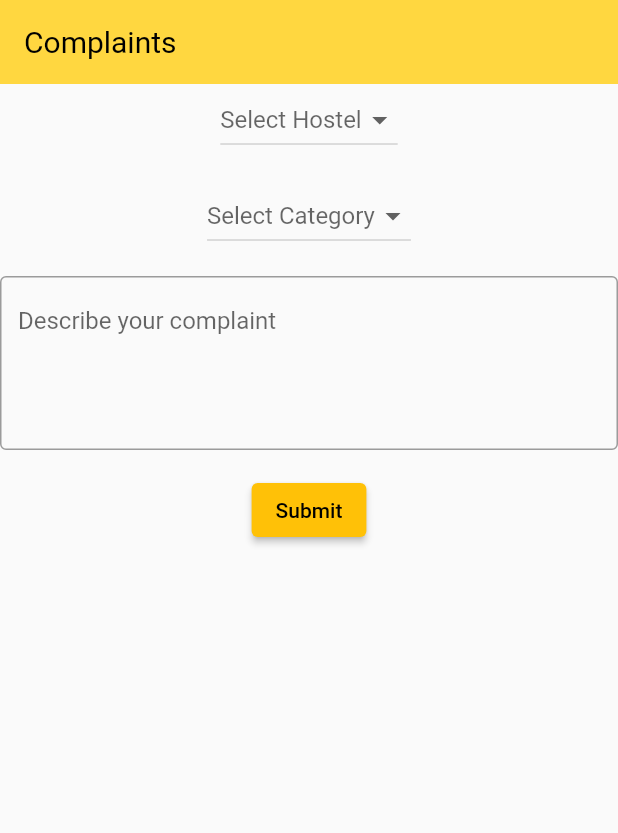
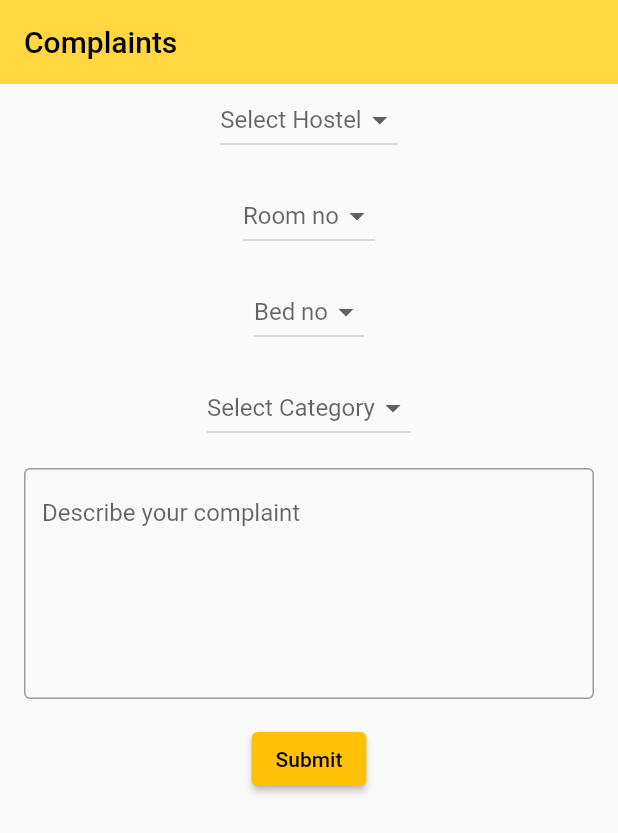
Before and after one commit to Khushi740/hostelhive, a Flutter app: the Complaints screen opened directly, on a phone screen of 412 x 824 dp. Shown: the top 833 px of the screen. Run offline on Flutter 3.47's test engine with Material 2 defaults, Android fonts, the phone set to English and light mode, and no system bars; our stand-ins replace curved_navigation_bar.

Commit message:
Updated UI of Complaints Screen
Signed-off-by: ishitag22 <ishitagaur4@gmail.com>

```diff
--- a/lib/complaints.dart
+++ b/lib/complaints.dart
@@ -8,25 +8,20 @@ class Complaints extends StatefulWidget {
 }
 
 class ComplaintsScreenState extends State<Complaints> {
-  String? hostel;
-  String? category;
-  TextEditingController descriptionController = TextEditingController();
-
-  var hostelNumbers = ["A", "B", "C", "D"];
-  var categories = ["Carpentry", "Cleaning", "Electrical", "Plumbing"];
-
   @override
   Widget build(BuildContext context) {
     return Scaffold(
       appBar: AppBar(
         title: Text(
           "Complaints",
-          style: TextStyle(color: Colors.black, fontWeight: FontWeight.w400),
+          style: TextStyle(color: Colors.black,),
         ),
         elevation: 0,
         backgroundColor: Colors.amberAccent,
       ),
-      body: ComplaintsForm(),
+      body: SingleChildScrollView(
+      child: ComplaintsForm(),
+      ),
     );
   }
 }
@@ -39,6 +34,8 @@ class ComplaintsForm extends StatefulWidget {
 class _ComplaintsFormState extends State<ComplaintsForm> {
   String? hostel;
   String? category;
+  int? room;
+  int? bed;
   TextEditingController descriptionController = TextEditingController();
 
   var hostelNumbers = ["A", "B", "C", "D"];
@@ -46,7 +43,14 @@ class _ComplaintsFormState extends State<ComplaintsForm> {
 
   @override
   Widget build(BuildContext context) {
-    return Column(
+    return
+    //   Padding(
+    //   padding: EdgeInsets.all(16.0),
+    //   child: Card(
+    // child: Padding(
+    //   padding: EdgeInsets.all(16.0),
+    // child:
+    Column(
       children: [
         DropdownButton<String>(
           value: hostel,
@@ -64,6 +68,40 @@ class _ComplaintsFormState extends State<ComplaintsForm> {
           }).toList(),
         ),
         SizedBox(height: 16),
+        DropdownButton<int>(
+          value: room,
+          hint: Text("Room no"),
+          onChanged: (newRoom) {
+            setState(() {
+              room = newRoom;
+            });
+          },
+          items: List.generate(40, (index) {
+            return DropdownMenuItem<int>(
+              value: index + 1,
+              child: Text((index + 1).toString()),
+            );
+          }),
+        ),
+
+        SizedBox(height: 16),
+        DropdownButton<int>(
+          value: bed,
+          hint: Text("Bed no"),
+          onChanged: (newBed) {
+            setState(() {
+              bed = newBed;
+            });
+          },
+          items: List.generate(4, (index) {
+            return DropdownMenuItem<int>(
+              value: index + 1,
+              child: Text((index + 1).toString()),
+            );
+          }),
+        ),
+
+        SizedBox(height: 16),
         DropdownButton<String>(
           value: category,
           hint: Text("Select Category"),
@@ -80,13 +118,17 @@ class _ComplaintsFormState extends State<ComplaintsForm> {
           }).toList(),
         ),
         SizedBox(height: 16),
-        TextFormField(
+        Container(
+    padding: EdgeInsets.symmetric(horizontal:16),
+        child: TextFormField(
           controller: descriptionController,
           decoration: InputDecoration(
             hintText: "Describe your complaint",
             border: OutlineInputBorder(),
+            focusedBorder: OutlineInputBorder(borderSide: BorderSide(color: Colors.amber)),
           ),
-          maxLines: 4,
+          maxLines: 6,
+        ),
         ),
         SizedBox(height: 16),
         ElevatedButton(
@@ -101,6 +143,9 @@ class _ComplaintsFormState extends State<ComplaintsForm> {
           ),
         ),
       ],
+    //),
+   // ),
+    //  ),
     );
   }
 }
--- a/lib/notice.dart
+++ b/lib/notice.dart
@@ -41,12 +41,16 @@ class noticeScreen extends State<notice> {
          ),
 
        body: Column(
+         crossAxisAlignment: CrossAxisAlignment.start,
          children: [
            SizedBox(height: 20,),
            Container(
+             child: Padding(
+               padding: EdgeInsets.only(left: 16),
              child: Text(
-               "Hello, Ishita!", style: TextStyle(color: Colors.black,fontSize: 24, fontWeight: FontWeight.w500), textAlign: TextAlign.left,
+               "Hello, Ishita!", style: TextStyle(color: Colors.black,fontSize: 24, fontWeight: FontWeight.w500)
              ),
+           ),
            ),
            Padding(
            padding: EdgeInsets.only(
@@ -95,8 +99,7 @@ class noticeScreen extends State<notice> {
              child: ListView.builder(
                itemCount: 5,
                itemBuilder: (BuildContext context, int index) {
-                 index=1;
-
+                 index= index+1;
                  return Card(
                    margin: EdgeInsets.only(bottom: 16),
                    child: ListTile(
--- a/lib/settings_page.dart
+++ b/lib/settings_page.dart
@@ -17,7 +17,7 @@ class _SettingsPageState extends State<SettingsPage> {
         backgroundColor: Colors.amberAccent,
       ),
       body: Padding(
-        padding: EdgeInsets.symmetric(horizontal: 16.0), // Add padding from sides
+        padding: EdgeInsets.symmetric(horizontal: 16.0),
         child: Settings(),
       ),
     );
```
